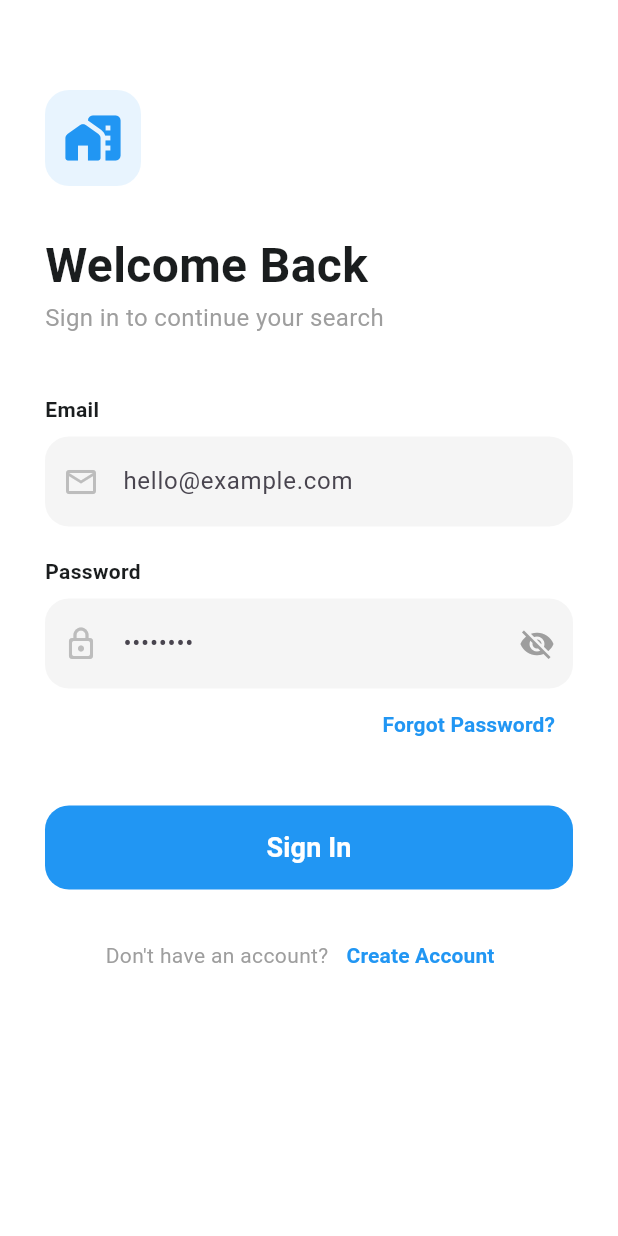
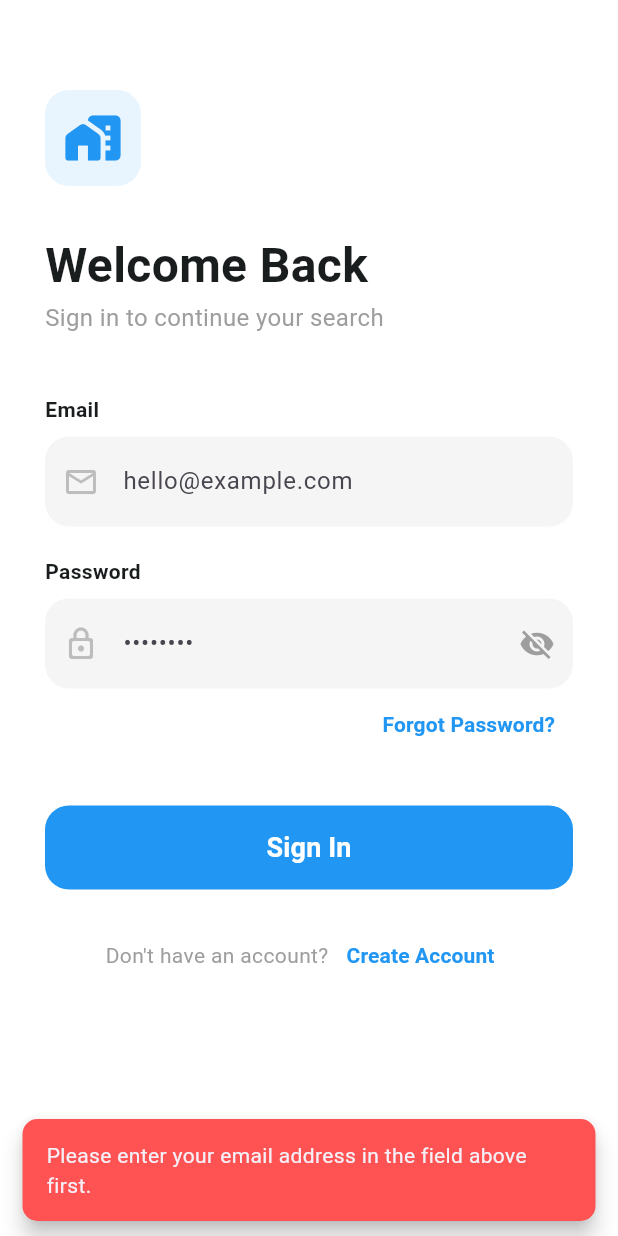
Before and after one commit to yaassinrahmanfarhan/House_renting, a Flutter app: the LoginScreen screen opened directly, after a tap on "Forgot Password?", on a phone screen of 412 x 824 dp. Run offline on Flutter 3.47's test engine with Material 3 defaults, Android fonts, the phone set to English and light mode, and no system bars; our stand-ins replace image_picker, supabase_flutter; accounts and stored records are empty; network calls fail.

Commit message:
validator, username,password chaning feature

```diff
--- a/lib/main.dart
+++ b/lib/main.dart
@@ -4,13 +4,11 @@ import 'package:provider/provider.dart';
 import 'providers/auth_provider.dart';
 import 'screens/signup_screen.dart';
 import 'screens/home_screen.dart';
-import 'screens/login_screen.dart';
 
 // 1. The Entry Point: This is where the app "wakes up".
 Future<void> main() async {
   // Tells Flutter to wait until it's ready before starting the engine.
   WidgetsFlutterBinding.ensureInitialized();
-
   // Connects your app to your Supabase project.
   await Supabase.initialize(
     url: 'https://feycmrjvkgctstpydfex.supabase.co', // Paste your URL from Supabase Settings
@@ -18,8 +16,6 @@ Future<void> main() async {
   );
 
   runApp(
-    // 2. The Provider: This wraps your whole app so everyone can share data.
-    // For now, we leave it empty, but we will add AuthProvider here soon.
     MultiProvider(
       providers: [
         ChangeNotifierProvider(create: (_) => AuthProvider()),
--- a/lib/screens/login_screen.dart
+++ b/lib/screens/login_screen.dart
@@ -1,5 +1,6 @@
 import 'package:flutter/material.dart';
 import 'package:supabase_flutter/supabase_flutter.dart';
+import '../utils/validators.dart';
 import 'home_screen.dart';
 
 class LoginScreen extends StatefulWidget {
@@ -10,19 +11,21 @@ class LoginScreen extends StatefulWidget {
 }
 
 class _LoginScreenState extends State<LoginScreen> {
-  final _formKey = GlobalKey<FormState>(); // Added for validation
+  final _formKey = GlobalKey<FormState>();
   final _emailController = TextEditingController();
   final _passwordController = TextEditingController();
   bool _isLoading = false;
   bool _isPasswordVisible = false;
+  final supabase = Supabase.instance.client; // Added reference for easy access
 
-  // --- YOUR ORIGINAL LOGIC (RETAINED) ---
   Future<void> _signIn() async {
     if (!_formKey.currentState!.validate()) return;
+    FocusScope.of(context).unfocus();
 
     setState(() => _isLoading = true);
+
     try {
-      await Supabase.instance.client.auth.signInWithPassword(
+      await supabase.auth.signInWithPassword(
         email: _emailController.text.trim(),
         password: _passwordController.text.trim(),
       );
@@ -33,20 +36,73 @@ class _LoginScreenState extends State<LoginScreen> {
           MaterialPageRoute(builder: (context) => const HomeScreen()),
         );
       }
+    } on AuthException catch (e) {
+      _showError(e.message);
     } catch (e) {
-      ScaffoldMessenger.of(context).showSnackBar(
-        SnackBar(
-          content: Text('Login Failed: ${e.toString()}'),
-          backgroundColor: Colors.redAccent,
-          behavior: SnackBarBehavior.floating,
-        ),
-      );
+      _showError('Connection failed. Please check your internet.');
     } finally {
       if (mounted) setState(() => _isLoading = false);
     }
   }
 
-  // --- UI COMPONENTS (CLAUDE/STITCH STYLE) ---
+  // --- NEW: Forgot Password Logic ---
+  Future<void> _handleForgotPassword() async {
+    final email = _emailController.text.trim();
+
+    // 1. Check if email field is empty
+    if (email.isEmpty) {
+      _showError("Please enter your email address in the field above first.");
+      return;
+    }
+
+    // 2. Validate email format
+    final emailError = AppValidators.validateEmail(email);
+    if (emailError != null) {
+      _showError(emailError);
+      return;
+    }
+
+    setState(() => _isLoading = true);
+
+    try {
+      // 3. Request Supabase to send reset email
+      await supabase.auth.resetPasswordForEmail(email);
+
+      if (mounted) {
+        _showSuccess("Password reset link sent to $email");
+      }
+    } on AuthException catch (e) {
+      _showError(e.message);
+    } catch (e) {
+      _showError("An error occurred. Please try again.");
+    } finally {
+      if (mounted) setState(() => _isLoading = false);
+    }
+  }
+
+  void _showError(String message) {
+    ScaffoldMessenger.of(context).showSnackBar(
+      SnackBar(
+        content: Text(message),
+        backgroundColor: Colors.redAccent,
+        behavior: SnackBarBehavior.floating,
+        shape: RoundedRectangleBorder(borderRadius: BorderRadius.circular(10)),
+      ),
+    );
+  }
+
+  // --- NEW: Success Feedback ---
+  void _showSuccess(String message) {
+    ScaffoldMessenger.of(context).showSnackBar(
+      SnackBar(
+        content: Text(message),
+        backgroundColor: Colors.green,
+        behavior: SnackBarBehavior.floating,
+        duration: const Duration(seconds: 5),
+        shape: RoundedRectangleBorder(borderRadius: BorderRadius.circular(10)),
+      ),
+    );
+  }
 
   @override
   Widget build(BuildContext context) {
@@ -55,21 +111,14 @@ class _LoginScreenState extends State<LoginScreen> {
       body: SafeArea(
         child: SingleChildScrollView(
           padding: const EdgeInsets.symmetric(horizontal: 30.0),
+          child: AutofillGroup(
             child: Form(
               key: _formKey,
               child: Column(
                 crossAxisAlignment: CrossAxisAlignment.start,
                 children: [
                   const SizedBox(height: 60),
-                // Logo or Icon
-                Container(
-                  padding: const EdgeInsets.all(12),
-                  decoration: BoxDecoration(
-                    color: Colors.blue.withOpacity(0.1),
-                    borderRadius: BorderRadius.circular(16),
-                  ),
-                  child: const Icon(Icons.home_work_rounded, size: 40, color: Colors.blue),
-                ),
+                  _buildHeaderIcon(),
                   const SizedBox(height: 30),
                   const Text(
                     "Welcome Back",
@@ -81,23 +130,26 @@ class _LoginScreenState extends State<LoginScreen> {
                   ),
                   const SizedBox(height: 40),
 
-                // Email Field
                   _buildLabel("Email"),
                   TextFormField(
                     controller: _emailController,
                     keyboardType: TextInputType.emailAddress,
-                  validator: (value) => value!.isEmpty ? "Enter your email" : null,
+                    autofillHints: const [AutofillHints.email],
+                    textInputAction: TextInputAction.next,
+                    validator: AppValidators.validateEmail,
                     decoration: _inputDecoration("hello@example.com", Icons.email_outlined),
                   ),
 
                   const SizedBox(height: 20),
 
-                // Password Field
                   _buildLabel("Password"),
                   TextFormField(
                     controller: _passwordController,
                     obscureText: !_isPasswordVisible,
-                  validator: (value) => value!.isEmpty ? "Enter your password" : null,
+                    autofillHints: const [AutofillHints.password],
+                    textInputAction: TextInputAction.done,
+                    onFieldSubmitted: (_) => _signIn(),
+                    validator: AppValidators.validatePassword,
                     decoration: _inputDecoration("••••••••", Icons.lock_outline_rounded).copyWith(
                       suffixIcon: IconButton(
                         icon: Icon(_isPasswordVisible ? Icons.visibility : Icons.visibility_off, color: Colors.grey),
@@ -106,19 +158,47 @@ class _LoginScreenState extends State<LoginScreen> {
                     ),
                   ),
 
-                // Forgot Password
-                Align(
+                  _buildForgotPassword(),
+                  const SizedBox(height: 30),
+                  _buildLoginButton(),
+                  const SizedBox(height: 20),
+                  _buildSignupLink(),
+                ],
+              ),
+            ),
+          ),
+        ),
+      ),
+    );
+  }
+
+  Widget _buildHeaderIcon() {
+    return Container(
+      padding: const EdgeInsets.all(12),
+      decoration: BoxDecoration(
+        color: Colors.blue.withOpacity(0.1),
+        borderRadius: BorderRadius.circular(16),
+      ),
+      child: const Icon(Icons.home_work_rounded, size: 40, color: Colors.blue),
+    );
+  }
+
+  Widget _buildForgotPassword() {
+    return Align(
       alignment: Alignment.centerRight,
       child: TextButton(
-                    onPressed: () { /* Future Implementation */ },
-                    child: const Text("Forgot Password?", style: TextStyle(color: Colors.blue, fontWeight: FontWeight.w600)),
+        // UPDATED: Linked to our new logic
+        onPressed: _isLoading ? null : _handleForgotPassword,
+        child: const Text(
+          "Forgot Password?",
+          style: TextStyle(color: Colors.blue, fontWeight: FontWeight.w600)
         ),
       ),
+    );
+  }
 
-                const SizedBox(height: 30),
-
-                // Login Button
-                SizedBox(
+  Widget _buildLoginButton() {
+    return SizedBox(
       width: double.infinity,
       height: 56,
       child: ElevatedButton(
@@ -130,15 +210,14 @@ class _LoginScreenState extends State<LoginScreen> {
           elevation: 0,
         ),
         child: _isLoading
-                      ? const CircularProgressIndicator(color: Colors.white)
+          ? const SizedBox(height: 20, width: 20, child: CircularProgressIndicator(color: Colors.white, strokeWidth: 2))
           : const Text("Sign In", style: TextStyle(fontSize: 18, fontWeight: FontWeight.bold)),
       ),
-                ),
+    );
+  }
 
-                const SizedBox(height: 20),
-
-                // Navigate to Signup
-                Row(
+  Widget _buildSignupLink() {
+    return Row(
       mainAxisAlignment: MainAxisAlignment.center,
       children: [
         const Text("Don't have an account?", style: TextStyle(color: Colors.grey)),
@@ -147,16 +226,9 @@ class _LoginScreenState extends State<LoginScreen> {
           child: const Text("Create Account", style: TextStyle(color: Colors.blue, fontWeight: FontWeight.bold)),
         ),
       ],
-                ),
-              ],
-            ),
-          ),
-        ),
-      ),
     );
   }
 
-  // Helper for Input Labels
   Widget _buildLabel(String label) {
     return Padding(
       padding: const EdgeInsets.only(bottom: 8.0),
@@ -164,7 +236,6 @@ class _LoginScreenState extends State<LoginScreen> {
     );
   }
 
-  // Helper for Modern Input Decoration
   InputDecoration _inputDecoration(String hint, IconData icon) {
     return InputDecoration(
       hintText: hint,
@@ -172,8 +243,6 @@ class _LoginScreenState extends State<LoginScreen> {
       filled: true,
       fillColor: Colors.grey.shade100,
       border: OutlineInputBorder(borderRadius: BorderRadius.circular(16), borderSide: BorderSide.none),
-      enabledBorder: OutlineInputBorder(borderRadius: BorderRadius.circular(16), borderSide: BorderSide.none),
-      focusedBorder: OutlineInputBorder(borderRadius: BorderRadius.circular(16), borderSide: const BorderSide(color: Colors.blue, width: 2)),
       contentPadding: const EdgeInsets.symmetric(vertical: 18),
     );
   }
--- /dev/null
+++ b/lib/utils/validators.dart
@@ -0,0 +1,36 @@
+class AppValidators {
+  // 1. Email Regex: Ensures standard format (user@domain.com)
+  static final RegExp _emailRegExp = RegExp(
+    r"^[a-zA-Z0-9.a-zA-Z0-9.!#$%&'*+-/=?^_`{|}~]+@[a-zA-Z0-9]+\.[a-zA-Z]+",
+  );
+
+  // 2. Password Regex: At least 8 chars, 1 uppercase, 1 lowercase, 1 number, 1 special char
+  static final RegExp _passwordRegExp = RegExp(
+    r'^(?=.*?[A-Z])(?=.*?[a-z])(?=.*?[0-9])(?=.*?[!@#\$&*~]).{8,}$',
+  );
+
+  // 3. Username Regex: 3-20 chars, alphanumeric and underscores only
+  static final RegExp _usernameRegExp = RegExp(r'^[a-zA-Z0-9_]{3,20}$');
+
+  static String? validateEmail(String? value) {
+    if (value == null || value.isEmpty) return 'Email is required';
+    if (!_emailRegExp.hasMatch(value)) return 'Enter a valid email address';
+    return null;
+  }
+
+  static String? validatePassword(String? value) {
+    if (value == null || value.isEmpty) return 'Password is required';
+    if (!_passwordRegExp.hasMatch(value)) {
+      return 'Must have 8+ chars, uppercase, number & special char';
+    }
+    return null;
+  }
+
+  static String? validateUsername(String? value) {
+    if (value == null || value.isEmpty) return 'Username is required';
+    if (!_usernameRegExp.hasMatch(value)) {
+      return '3-20 chars, letters, numbers, and underscores only';
+    }
+    return null;
+  }
+}
```
Also changed, not shown: lib/screens/profile_screen.dart (+9 -3 lines), lib/screens/settings_screen.dart (added, +363 -0 lines), lib/screens/signup_screen.dart (+4 -24 lines). Lines whose indentation alone changed are shown as unchanged.
